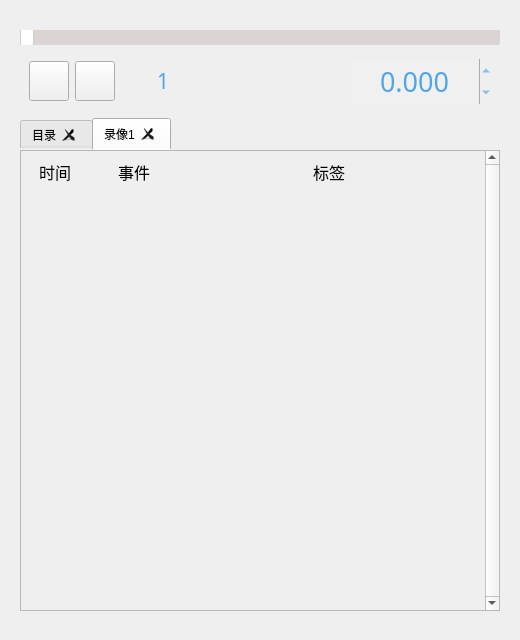
Old version of the form uiFiles/ui_video_control.ui in the repository ljzloser/Solvable-Minesweeper.
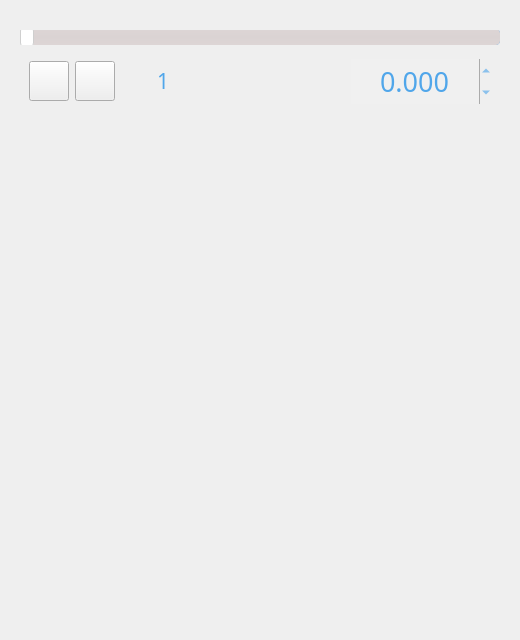
New version of the form. Icons and pictures are not drawn. Custom widgets are drawn as their Qt base class.

Diff of the .ui file:
```diff
--- a/uiFiles/ui_video_control.ui
+++ b/uiFiles/ui_video_control.ui
@@ -327,220 +327,6 @@
      <property name="tabBarAutoHide">
       <bool>true</bool>
      </property>
-     <widget class="QWidget" name="tab_0">
-      <attribute name="title">
-       <string>目录</string>
-      </attribute>
-      <layout class="QVBoxLayout" name="verticalLayout_2">
-       <property name="spacing">
-        <number>0</number>
-       </property>
-       <property name="leftMargin">
-        <number>0</number>
-       </property>
-       <property name="topMargin">
-        <number>0</number>
-       </property>
-       <property name="rightMargin">
-        <number>0</number>
-       </property>
-       <property name="bottomMargin">
-        <number>0</number>
-       </property>
-       <item>
-        <widget class="QScrollArea" name="scrollArea_0">
-         <property name="verticalScrollBarPolicy">
-          <enum>Qt::ScrollBarAlwaysOn</enum>
-         </property>
-         <property name="horizontalScrollBarPolicy">
-          <enum>Qt::ScrollBarAlwaysOff</enum>
-         </property>
-         <property name="sizeAdjustPolicy">
-          <enum>QAbstractScrollArea::AdjustToContents</enum>
-         </property>
-         <property name="widgetResizable">
-          <bool>true</bool>
-         </property>
-         <widget class="QWidget" name="scrollAreaWidgetContents_0">
-          <property name="geometry">
-           <rect>
-            <x>0</x>
-            <y>0</y>
-            <width>457</width>
-            <height>459</height>
-           </rect>
-          </property>
-          <property name="minimumSize">
-           <size>
-            <width>0</width>
-            <height>0</height>
-           </size>
-          </property>
-          <widget class="QLabel" name="label_video">
-           <property name="geometry">
-            <rect>
-             <x>120</x>
-             <y>0</y>
-             <width>271</width>
-             <height>42</height>
-            </rect>
-           </property>
-           <property name="font">
-            <font>
-             <family>微软雅黑</family>
-             <pointsize>12</pointsize>
-            </font>
-           </property>
-           <property name="text">
-            <string>录像</string>
-           </property>
-           <property name="alignment">
-            <set>Qt::AlignCenter</set>
-           </property>
-          </widget>
-          <widget class="QCheckBox" name="checkBox_choose">
-           <property name="geometry">
-            <rect>
-             <x>10</x>
-             <y>0</y>
-             <width>91</width>
-             <height>42</height>
-            </rect>
-           </property>
-           <property name="font">
-            <font>
-             <family>微软雅黑</family>
-             <pointsize>12</pointsize>
-            </font>
-           </property>
-           <property name="text">
-            <string>选择</string>
-           </property>
-          </widget>
-          <zorder>checkBox_choose</zorder>
-          <zorder>label_video</zorder>
-         </widget>
-        </widget>
-       </item>
-      </layout>
-     </widget>
-     <widget class="QWidget" name="tab">
-      <attribute name="title">
-       <string>录像1</string>
-      </attribute>
-      <layout class="QVBoxLayout" name="verticalLayout_4">
-       <property name="spacing">
-        <number>0</number>
-       </property>
-       <property name="leftMargin">
-        <number>0</number>
-       </property>
-       <property name="topMargin">
-        <number>0</number>
-       </property>
-       <property name="rightMargin">
-        <number>0</number>
-       </property>
-       <item>
-        <widget class="QScrollArea" name="scrollArea">
-         <property name="verticalScrollBarPolicy">
-          <enum>Qt::ScrollBarAlwaysOn</enum>
-         </property>
-         <property name="horizontalScrollBarPolicy">
-          <enum>Qt::ScrollBarAlwaysOff</enum>
-         </property>
-         <property name="sizeAdjustPolicy">
-          <enum>QAbstractScrollArea::AdjustToContents</enum>
-         </property>
-         <property name="widgetResizable">
-          <bool>true</bool>
-         </property>
-         <widget class="QWidget" name="scrollAreaWidgetContents">
-          <property name="geometry">
-           <rect>
-            <x>0</x>
-            <y>0</y>
-            <width>457</width>
-            <height>448</height>
-           </rect>
-          </property>
-          <property name="minimumSize">
-           <size>
-            <width>0</width>
-            <height>0</height>
-           </size>
-          </property>
-          <widget class="QLabel" name="label_time">
-           <property name="geometry">
-            <rect>
-             <x>0</x>
-             <y>0</y>
-             <width>68</width>
-             <height>42</height>
-            </rect>
-           </property>
-           <property name="font">
-            <font>
-             <family>微软雅黑</family>
-             <pointsize>12</pointsize>
-            </font>
-           </property>
-           <property name="text">
-            <string>时间</string>
-           </property>
-           <property name="alignment">
-            <set>Qt::AlignCenter</set>
-           </property>
-          </widget>
-          <widget class="QLabel" name="label_tag">
-           <property name="geometry">
-            <rect>
-             <x>158</x>
-             <y>0</y>
-             <width>300</width>
-             <height>42</height>
-            </rect>
-           </property>
-           <property name="font">
-            <font>
-             <family>微软雅黑</family>
-             <pointsize>12</pointsize>
-            </font>
-           </property>
-           <property name="text">
-            <string>标签</string>
-           </property>
-           <property name="alignment">
-            <set>Qt::AlignCenter</set>
-           </property>
-          </widget>
-          <widget class="QLabel" name="label_event">
-           <property name="geometry">
-            <rect>
-             <x>68</x>
-             <y>0</y>
-             <width>90</width>
-             <height>42</height>
-            </rect>
-           </property>
-           <property name="font">
-            <font>
-             <family>微软雅黑</family>
-             <pointsize>12</pointsize>
-            </font>
-           </property>
-           <property name="text">
-            <string>事件</string>
-           </property>
-           <property name="alignment">
-            <set>Qt::AlignCenter</set>
-           </property>
-          </widget>
-         </widget>
-        </widget>
-       </item>
-      </layout>
-     </widget>
     </widget>
    </item>
   </layout>
```
Left out of the diff: 2 changed lines with no effect on the pictures.
